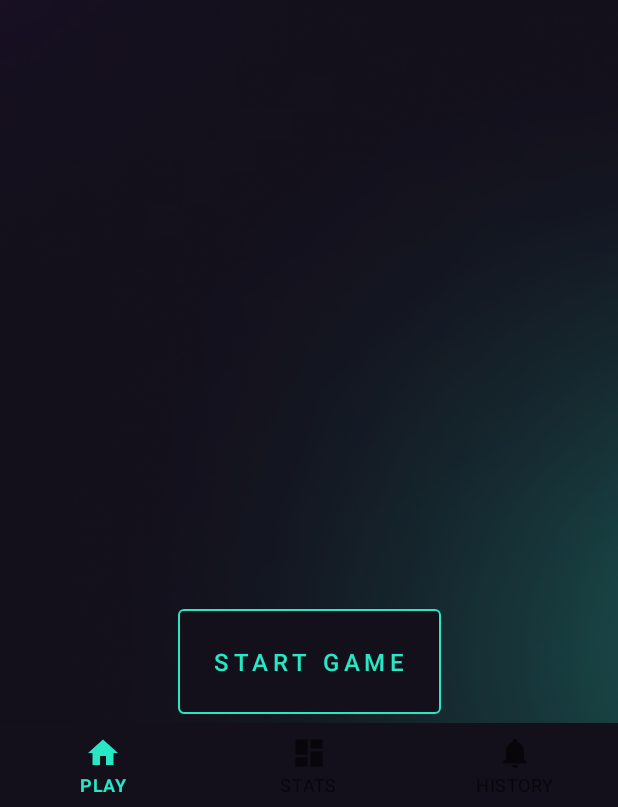
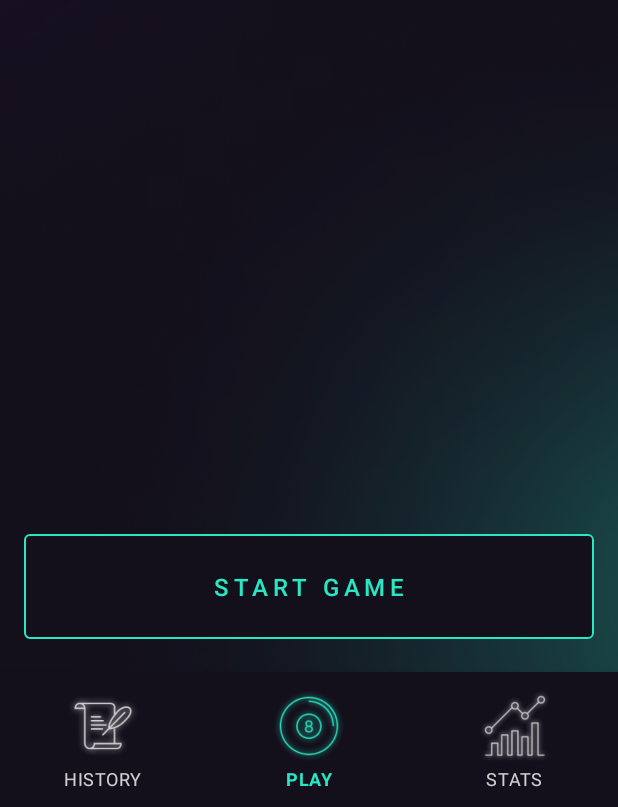
Before and after one commit to ryanDMaule/cornerPocket, an Android app: the screen it shows after launch (MainActivity), on a phone screen of 412 x 824 dp, the part 429-1236 px from its top. Run offline under Robolectric (Android 15) with nearby library versions, the phone set to English and light mode, and no system bars; our stand-ins replace navigation-ui; libraries missing offline, so code that uses them is left out: io.realm.kotlin; 4 statements that could not run were skipped.

Commit message:
bottom nav tweaks
- Styling changes
- Added NavigationUtils which contains a function that can be used to clear the backstack when navigating

```diff
--- a/app/src/main/java/com/example/cornerpocket/MainActivity.kt
+++ b/app/src/main/java/com/example/cornerpocket/MainActivity.kt
@@ -1,9 +1,14 @@
 package com.example.cornerpocket
 
 import android.os.Bundle
+import android.util.Log
 import android.view.View
+import android.widget.ImageView
+import android.widget.TextView
 import com.google.android.material.bottomnavigation.BottomNavigationView
 import androidx.appcompat.app.AppCompatActivity
+import androidx.constraintlayout.widget.ConstraintLayout
+import androidx.fragment.app.FragmentActivity
 import androidx.navigation.findNavController
 import androidx.navigation.ui.AppBarConfiguration
 import androidx.navigation.ui.setupActionBarWithNavController
@@ -25,16 +30,24 @@ class MainActivity : AppCompatActivity() {
         val navView: BottomNavigationView = binding.navView
 
         val navController = findNavController(R.id.nav_host_fragment_activity_main)
+
         // Passing each menu ID as a set of Ids because each
         // menu should be considered as top level destinations.
         val appBarConfiguration = AppBarConfiguration(
             setOf(
-                R.id.playFragment, R.id.statsFragment, R.id.historyFragment
+                R.id.historyFragment,
+                R.id.playFragment,
+                R.id.statsFragment
             )
         )
+        // Setup ActionBar with NavController and AppBarConfiguration
         setupActionBarWithNavController(navController, appBarConfiguration)
+
+        // Setup BottomNavigationView with NavController
+        navView.setupWithNavController(navController)
+
+        // Hide the ActionBar if needed
         supportActionBar?.hide()
-        navView.setupWithNavController(navController)
 
         //HIDE BOTTOM NAV ON X FRAGMENTS
         navController.addOnDestinationChangedListener { _, destination, _ ->
--- /dev/null
+++ b/app/src/main/res/color/bottom_nav_color.xml
@@ -0,0 +1,5 @@
+<?xml version="1.0" encoding="utf-8"?>
+<selector xmlns:android="http://schemas.android.com/apk/res/android">
+    <item android:state_checked="true" android:color="@color/cyan" />
+    <item android:state_checked="false" android:color="@color/white_80"/>
+</selector>
--- a/app/src/main/res/layout/activity_main.xml
+++ b/app/src/main/res/layout/activity_main.xml
@@ -1,5 +1,6 @@
 <?xml version="1.0" encoding="utf-8"?>
-<androidx.constraintlayout.widget.ConstraintLayout xmlns:android="http://schemas.android.com/apk/res/android"
+<androidx.constraintlayout.widget.ConstraintLayout
+    xmlns:android="http://schemas.android.com/apk/res/android"
     xmlns:app="http://schemas.android.com/apk/res-auto"
     android:id="@+id/container"
     android:layout_width="match_parent"
@@ -8,14 +9,17 @@
     <com.google.android.material.bottomnavigation.BottomNavigationView
         android:id="@+id/nav_view"
         android:layout_width="0dp"
-        android:layout_height="wrap_content"
-        android:layout_marginStart="0dp"
-        android:layout_marginEnd="0dp"
+        android:layout_height="90dp"
+        android:paddingTop="4dp"
+        android:paddingBottom="4dp"
         android:background="@color/dark_primary"
+        app:itemIconSize="48dp"
         app:layout_constraintBottom_toBottomOf="parent"
         app:layout_constraintLeft_toLeftOf="parent"
         app:layout_constraintRight_toRightOf="parent"
-        app:menu="@menu/bottom_nav_menu" />
+        app:menu="@menu/bottom_nav_menu"
+        app:itemTextColor="@color/bottom_nav_color"
+        app:itemIconTint="@color/bottom_nav_color"/>
 
     <fragment
         android:id="@+id/nav_host_fragment_activity_main"
--- a/app/src/main/res/layout/fragment_play.xml
+++ b/app/src/main/res/layout/fragment_play.xml
@@ -49,6 +49,10 @@
     <com.google.android.material.button.MaterialButton
         android:id="@+id/start_game_button"
         style="@style/mainButton"
+        android:layout_width="0dp"
+        android:layout_marginBottom="16dp"
+        android:layout_marginStart="16dp"
+        android:layout_marginEnd="16dp"
         android:text="@string/start_game"
         app:layout_constraintBottom_toBottomOf="parent"
         app:layout_constraintEnd_toEndOf="parent"
--- a/app/src/main/res/menu/bottom_nav_menu.xml
+++ b/app/src/main/res/menu/bottom_nav_menu.xml
@@ -2,18 +2,18 @@
 <menu xmlns:android="http://schemas.android.com/apk/res/android">
 
     <item
+        android:id="@+id/historyGraph"
+        android:icon="@drawable/history_icon"
+        android:title="@string/title_history" />
+
+    <item
         android:id="@+id/playFragment"
-        android:icon="@drawable/ic_home_black_24dp"
+        android:icon="@drawable/eight_ball"
         android:title="@string/title_play" />
 
     <item
         android:id="@+id/statsFragment"
-        android:icon="@drawable/ic_dashboard_black_24dp"
+        android:icon="@drawable/stats_icon"
         android:title="@string/title_stats" />
 
-    <item
-        android:id="@+id/historyGraph"
-        android:icon="@drawable/ic_notifications_black_24dp"
-        android:title="@string/title_history" />
-
 </menu>
```
Also changed, not shown: app/src/main/java/com/example/cornerpocket/NavigationUtils.kt (added, +22 -0 lines), app/src/main/java/com/example/cornerpocket/PlayFragment.kt (+31 -6 lines), app/src/main/java/com/example/cornerpocket/presentation/history/HistoryFragment.kt (+16 -0 lines), app/src/main/java/com/example/cornerpocket/presentation/stats/StatsFragment.kt (+10 -0 lines), app/src/main/res/drawable/eight_ball.png (added), app/src/main/res/drawable/history_icon.png (added), app/src/main/res/drawable/stats_icon.png (added).
